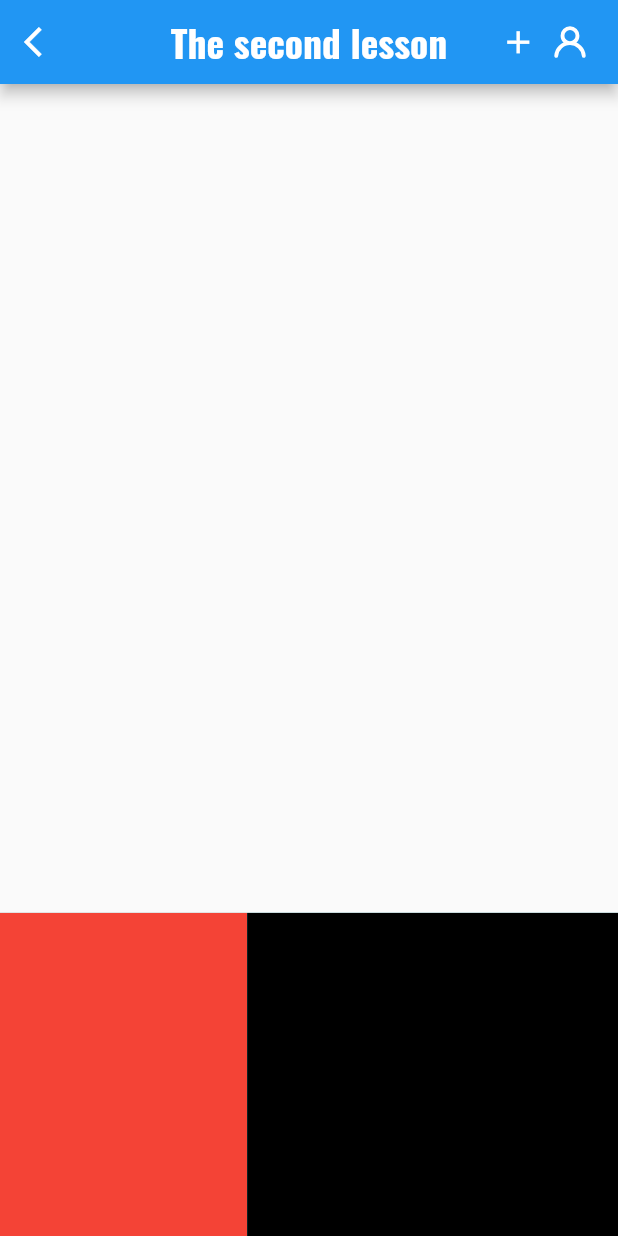
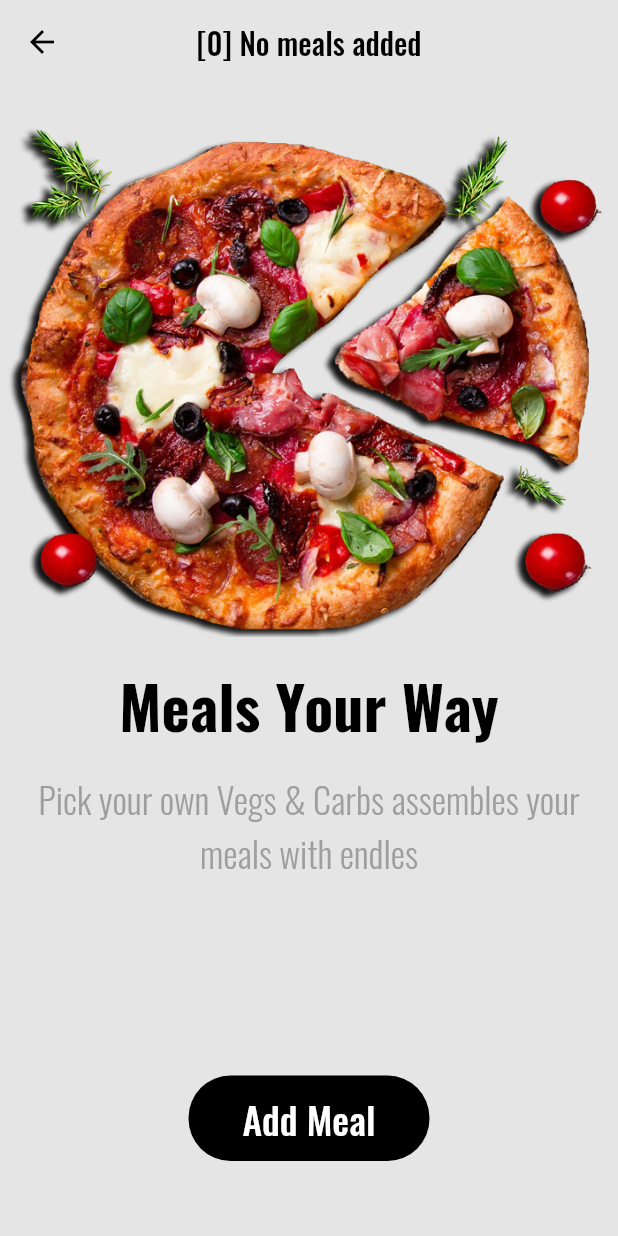
Before and after one commit to Abdusamad98/flutter_bootcamp_1, a Flutter app: the screen it shows after launch, on a phone screen of 412 x 824 dp. Run offline on Flutter 3.47's test engine with Material 2 defaults, Android fonts, the phone set to English and light mode, and no system bars.

Commit message:
add: new screen added

```diff
--- a/lib/main.dart
+++ b/lib/main.dart
@@ -1,28 +1,17 @@
-//   17/06/2022
-// runApp()
-// MaterialApp
-// Scaffold
-// Container
-// Text
-// Colors
-// Image.assets/network
-// MyColors class MyIcons
-
 import 'package:flutter/material.dart';
+import 'package:flutter/services.dart';
 import 'package:flutter_bootcamp_1/utils/colors.dart';
 import 'package:flutter_bootcamp_1/utils/icons.dart';
 import 'package:flutter_bootcamp_1/utils/styles.dart';
-import 'package:flutter_svg/flutter_svg.dart';
 
-void main() => runApp(MyFlutterApp());
+void main() => runApp(MyApp());
 
-class MyFlutterApp extends StatelessWidget {
-  const MyFlutterApp({Key? key}) : super(key: key);
+class MyApp extends StatelessWidget {
+  const MyApp({Key? key}) : super(key: key);
 
   @override
   Widget build(BuildContext context) {
     return MaterialApp(
-      debugShowCheckedModeBanner: false,
       home: MyHomeWidget(),
     );
   }
@@ -34,83 +23,85 @@ class MyHomeWidget extends StatelessWidget {
   @override
   Widget build(BuildContext context) {
     return Scaffold(
+      backgroundColor: MyColors.C_E5E5E5,
       appBar: AppBar(
-        elevation: 4,
         centerTitle: true,
-        title: Text("The second lesson",
-            style: MyTextStyles.oswaldBold700
-                .copyWith(color: MyColors.white, fontSize: 25)),
-        actions: [
-          GestureDetector(
-            onTap: () {},
-            onDoubleTap: () {
-              print("double tapped");
-            },
-            child: Icon(
-              Icons.add,
-              color: MyColors.white,
-              size: 25,
-            ),
-          ),
-          SizedBox(
-            width: 10,
-          ),
-          SvgPicture.asset(
-            MyIcons.profile,
-            color: MyColors.white,
-          ),
-          SizedBox(
-            width: 20,
-          )
-        ],
-        leading: GestureDetector(
-          onTap: () {
-            print("Back pressed");
-          },
-          child: Icon(Icons.arrow_back_ios),
+        title: Text(
+          "[0] No meals added",
+          style: MyTextStyles.oswaldMedium500.copyWith(fontSize: 20),
+        ),
+        systemOverlayStyle: SystemUiOverlayStyle(
+          statusBarColor: MyColors.C_E5E5E5,
+          statusBarIconBrightness: Brightness.dark,
+          statusBarBrightness: Brightness.light,
+        ),
+        elevation: 0.0,
+        backgroundColor: MyColors.C_E5E5E5,
+        leading: Icon(
+          Icons.arrow_back,
+          color: MyColors.black,
         ),
       ),
       body: Column(
         children: [
-          SizedBox(
-            height: 50,
+          Expanded(
+            flex: 1,
+            child: Center(
+                child: Image.asset(
+              MyIcons.pitsa,
+              fit: BoxFit.cover,
+            )),
           ),
-
           Expanded(
-              flex: 30,
-              child: Container(
-                color: Colors.yellow,
-                child: Column(children: []),
-              )),
-          Expanded(flex: 40, child: SizedBox()),
-          Expanded(
-              flex: 30,
-              child: Container(
-                color: Colors.cyan,
-                child: Row(
-                  children: [
-                    Expanded(
-                        flex: 40,
-                        child: Container(
-                          color: Colors.red,
-                        )),
-                    Expanded(
-                        flex: 60,
-                        child: Container(
-                          color: Colors.black,
-                        )),
-                  ],
-                ),
-              )),
+              flex: 1,
+              child: Column(
+                mainAxisAlignment: MainAxisAlignment.center,
+                children: [
+                  Text(
+                    "Meals Your Way",
+                    style: MyTextStyles.oswaldBold700.copyWith(
+                      fontSize: 40,
+                    ),
+                  ),
+                  SizedBox(
+                    height: 15,
+                  ),
+                  Text(
+                    "Pick your own Vegs & Carbs assembles your meals with endles",
+                    maxLines: 2,
+                    textAlign: TextAlign.center,
+                    style: MyTextStyles.oswaldExtraLight300
+                        .copyWith(fontSize: 24, color: Colors.grey),
+                  ),
+                  Expanded(child: SizedBox()),
+                  TextButton(
+                    onPressed: () {},
+                    child: Text(
+                      "Add Meal",
+                      textAlign: TextAlign.center,
+                      style: MyTextStyles.oswaldMedium500.copyWith(
+                        fontSize: 25,
+                        color: MyColors.white,
+                      ),
+                    ),
+                    style: ButtonStyle(
+                        padding: MaterialStateProperty.all<EdgeInsets>(
+                            EdgeInsets.symmetric(horizontal: 36, vertical: 10)),
+                        backgroundColor:
+                        MaterialStateProperty.all(Colors.black),
+                        shape:
+                        MaterialStateProperty.all<RoundedRectangleBorder>(
+                            RoundedRectangleBorder(
+                              borderRadius: BorderRadius.circular(28.0),
+                            ))),
+                  ),
+                  SizedBox(
+                    height: 50,
+                  ),
+                ],
+              ))
         ],
       ),
     );
   }
 }
-
-List<Widget> getMyCustomWidgets() {
-  List<Widget> result = [];
-  result.add(Icon(Icons.abc_sharp));
-  result.add(Icon(Icons.access_alarms));
-  return result;
-}
--- a/lib/utils/colors.dart
+++ b/lib/utils/colors.dart
@@ -4,4 +4,5 @@ class MyColors{
      static const black =  Colors.black;
      static const white =  Colors.white;
      static const C_2FB209 = Color(0xFF2FB209);
+     static const C_E5E5E5 = Color(0xFFE5E5E5);
 }
--- a/lib/utils/icons.dart
+++ b/lib/utils/icons.dart
@@ -1,6 +1,7 @@
 class MyIcons {
   // .png
   static const String image = "assets/images/image.png";
+  static const String pitsa = "assets/images/pitsa.png";
 
   // .svg
   static const String profile = "assets/icons/profile.svg";
```
Also changed, not shown: lib/screen_1.dart (added, +107 -0 lines), assets/images/pitsa.png (added).
